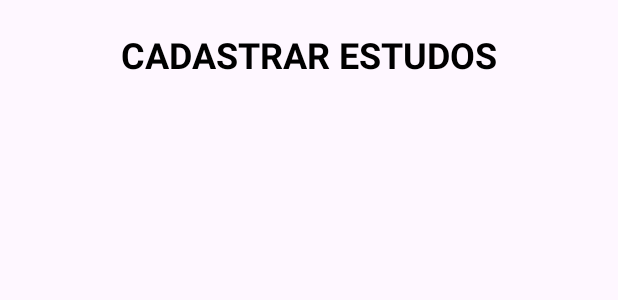
After one commit to lndsilva/ControleEstudosApp, an Android app: the layout cadastrar_estudos_layout.xml on its own in the app's theme, with its tools: preview values and no code run, on a phone screen of 412 x 824 dp. The commit adds this screen. Shown: the top 300 px of the screen. Run offline under Robolectric (Android 15) with nearby library versions, the phone set to English and light mode, and no system bars.

Commit message:
janela do cadastrar

```diff
--- a/app/src/main/AndroidManifest.xml
+++ b/app/src/main/AndroidManifest.xml
@@ -25,6 +25,10 @@
             android:name=".MenuPrincipalActivity"
             android:exported="false"
             android:windowSoftInputMode="adjustResize" />
+        <activity
+            android:name=".CadastrarEstudosActivity"
+            android:exported="false"
+            android:windowSoftInputMode="adjustResize" />
     </application>
 
 </manifest>
--- /dev/null
+++ b/app/src/main/res/layout/cadastrar_estudos_layout.xml
@@ -0,0 +1,23 @@
+<?xml version="1.0" encoding="utf-8"?>
+<LinearLayout xmlns:android="http://schemas.android.com/apk/res/android"
+    xmlns:app="http://schemas.android.com/apk/res-auto"
+    xmlns:tools="http://schemas.android.com/tools"
+    android:id="@+id/main"
+    android:layout_width="match_parent"
+    android:layout_height="match_parent"
+    android:orientation="vertical"
+    tools:context=".CadastrarEstudosActivity">
+
+
+    <TextView
+        android:layout_width="wrap_content"
+        android:layout_height="wrap_content"
+        android:layout_gravity="center_horizontal"
+        android:layout_margin="20sp"
+        android:text="Cadastrar Estudos"
+        android:textAllCaps="true"
+        android:textColor="#000"
+        android:textSize="24sp"
+        android:textStyle="bold" />
+
+</LinearLayout>
```
Also changed, not shown: app/src/main/java/br/com/etecia/myapp/CadastrarEstudosActivity.java (added, +24 -0 lines), app/src/main/java/br/com/etecia/myapp/MenuPrincipalActivity.java (+14 -0 lines).
